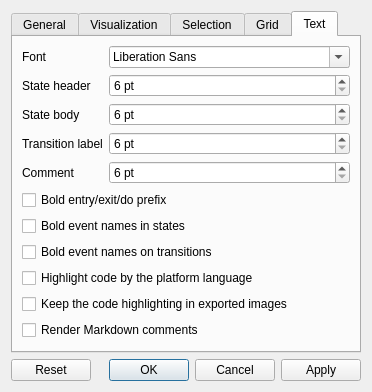
Qt form dialogs/preferences_dialog.ui (dralex/CyberiadaHSM-Editor) before a commit.
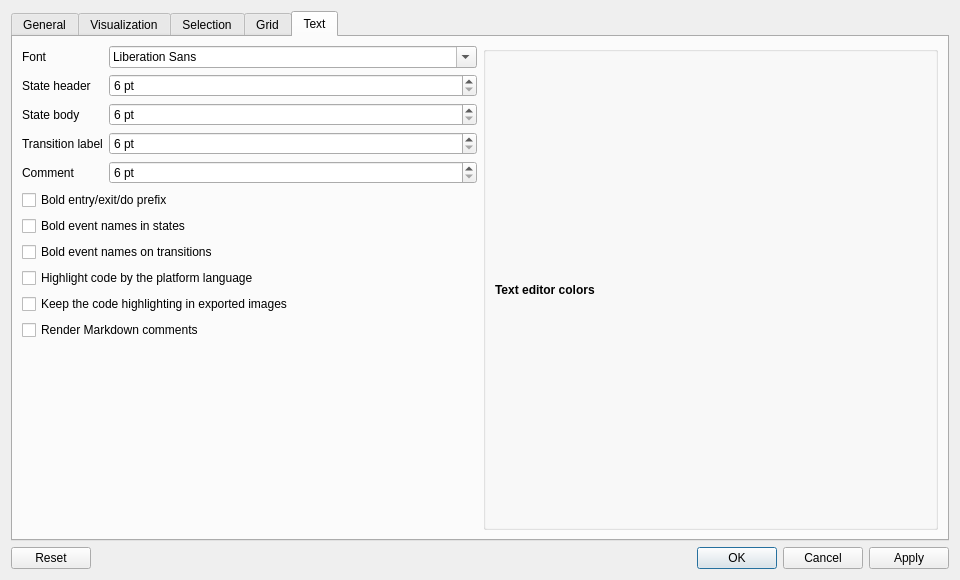
The same form after that commit. The open tabs and pages were chosen to show the change.

Commit message: color schemes, stage 2: the scheme editor on the text page of the preferences, a bigger dialog (EDIT-COLOR-3,4,8)

Diff of the .ui file:
```diff
--- a/dialogs/preferences_dialog.ui
+++ b/dialogs/preferences_dialog.ui
@@ -6,8 +6,8 @@
    <rect>
     <x>0</x>
     <y>0</y>
-    <width>372</width>
-    <height>200</height>
+    <width>960</width>
+    <height>580</height>
    </rect>
   </property>
   <property name="sizePolicy">
@@ -250,6 +250,8 @@
       <attribute name="title">
        <string>Text</string>
       </attribute>
+      <layout class="QHBoxLayout" name="textTabLayout">
+       <item>
       <layout class="QFormLayout" name="formLayout_4">
        <item row="0" column="0">
         <widget class="QLabel" name="fontFamilyLabel">
@@ -385,6 +387,26 @@
          <property name="text">
           <string>Render Markdown comments</string>
          </property>
+          </widget>
+         </item>
+        </layout>
+       </item>
+       <item>
+        <widget class="QGroupBox" name="textSchemeGroup">
+         <layout class="QVBoxLayout" name="textSchemeLayout">
+          <item>
+           <widget class="QLabel" name="textSchemeTitle">
+            <property name="font">
+             <font>
+              <bold>true</bold>
+             </font>
+            </property>
+            <property name="text">
+             <string>Text editor colors</string>
+            </property>
+           </widget>
+          </item>
+         </layout>
         </widget>
        </item>
       </layout>
```
Lines whose indentation alone changed are shown as unchanged. The commit also changes 8 other files.
